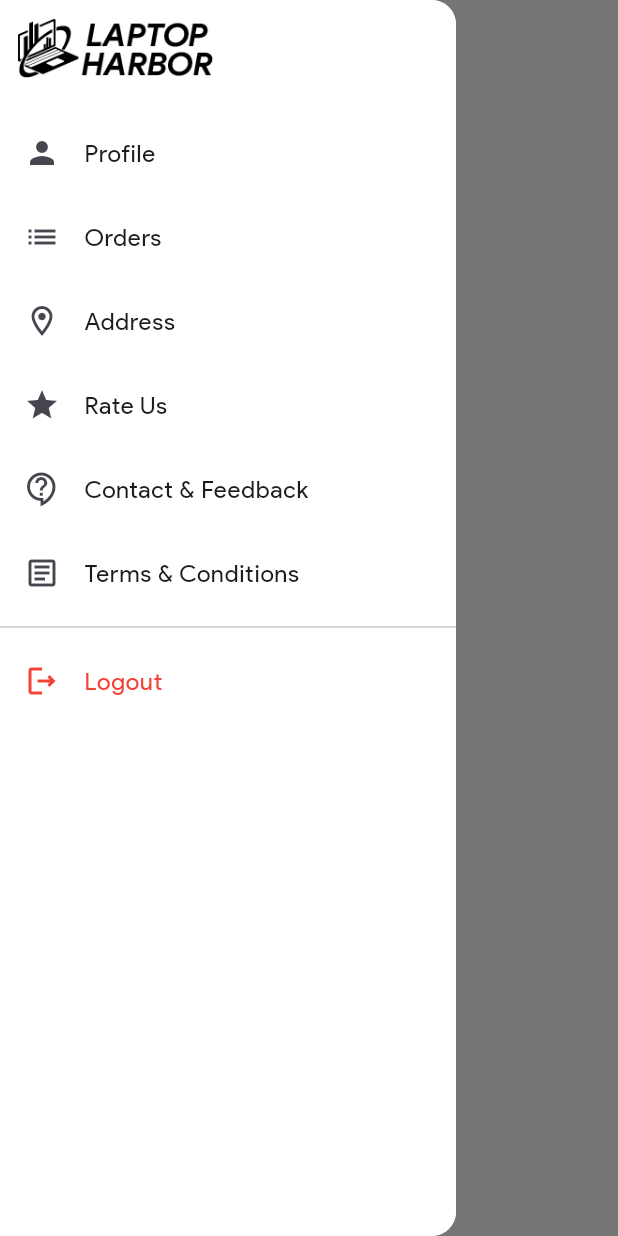
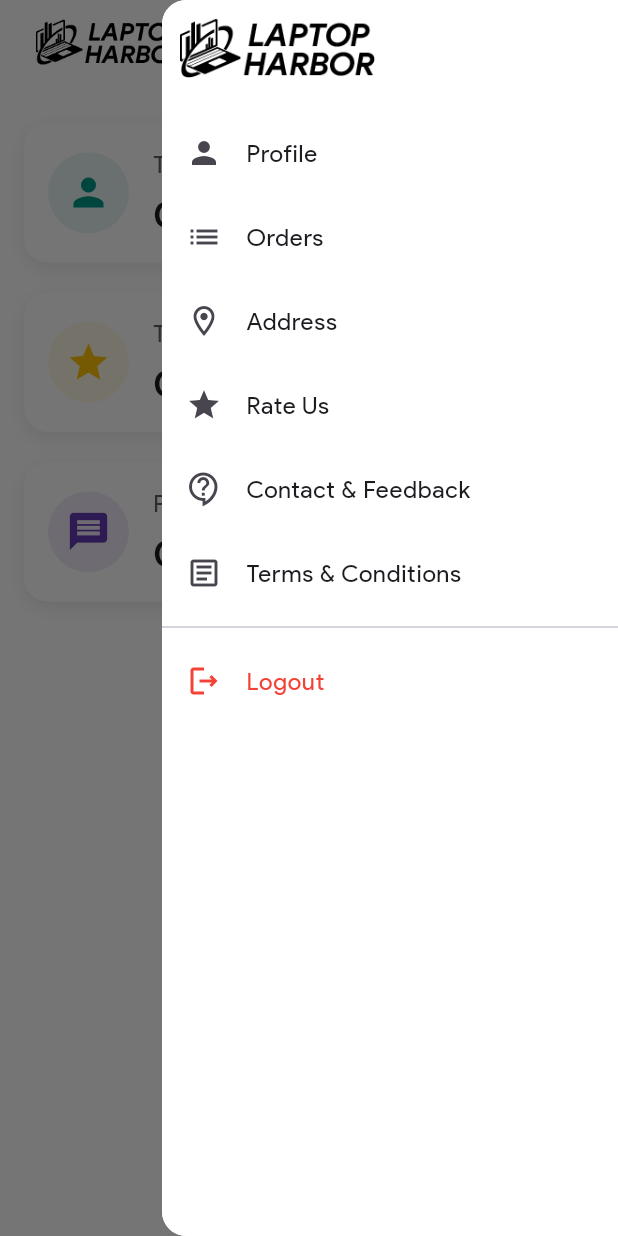
Before and after one commit to asra-faheem124/Urban_Harmony, a Flutter app: the AdminHomeScreen screen opened directly, with the side drawer open, on a phone screen of 412 x 824 dp. Run offline on Flutter 3.47's test engine with Material 3 defaults, Android fonts, the phone set to English and light mode, and no system bars; our stand-ins replace animated_text_kit, carousel_slider, cloud_firestore, firebase_auth, firebase_core, flutter_easyloading and 4 more; accounts and stored records are empty; project files that could hold a hidden picture were left out.

Commit message:
Admin Panel Updated

```diff
--- a/lib/Admin/admin_home.dart
+++ b/lib/Admin/admin_home.dart
@@ -1,36 +1,125 @@
-import 'package:firebase_auth/firebase_auth.dart';
-import 'package:firebase_core/firebase_core.dart';
 import 'package:flutter/material.dart';
-import 'package:get/get.dart';
+import 'package:cloud_firestore/cloud_firestore.dart';
 import 'package:laptop_harbor/userPanel/Widgets/drawer.dart';
-import 'package:laptop_harbor/userPanel/login.dart';
 
-class AdminHomeScreen extends StatefulWidget {
+class AdminHomeScreen extends StatelessWidget {
   const AdminHomeScreen({super.key});
 
-  @override
-  State<AdminHomeScreen> createState() => _AdminHomeScreenState();
-}
+  Future<int> getCount(String collection) async {
+    var snapshot = await FirebaseFirestore.instance.collection(collection).get();
+    return snapshot.docs.length;
+  }
 
-class _AdminHomeScreenState extends State<AdminHomeScreen> {
+  Future<double> getRevenue() async {
+    var orders = await FirebaseFirestore.instance.collection('orders').get();
+    double total = 0;
+    for (var doc in orders.docs) {
+      total += doc['totalAmount'] ?? 0;
+    }
+    return total;
+  }
+
   @override
   Widget build(BuildContext context) {
     return Scaffold(
-      backgroundColor: Colors.white,
+       backgroundColor: Colors.white,
       appBar: AppBar(
         backgroundColor: Colors.white,
+        title: Padding(
+          padding: const EdgeInsets.all(8.0),
+          child: SizedBox(
+            height: 50,
+            width: 100,
+            child: Image.asset('assets/images/logo2.png'),
+          ),
+        ),
+        actions: [
+          Builder(
+            builder:
+                (context) => IconButton(
+                  icon: Icon(Icons.menu, color: Colors.black),
+                  onPressed: () {
+                    // Open the right-side drawer
+                    Scaffold.of(context).openEndDrawer();
+                  },
+                ),
+          ),
+        ],
       ),
-      drawer: DrawerWidget(),
-      body: Column(
-        children: [
-          Text('Admin Page'),
-          ElevatedButton(onPressed: (){
-            FirebaseAuth _auth = FirebaseAuth.instance;
-            _auth.signOut();
-            Get.off(Login());
-          }, child: Text('Logout'))
-        ],
+      endDrawer: DrawerWidget(),
+      body: Padding(
+        padding: EdgeInsets.all(16),
+        child: Column(
+          children: [
+            FutureBuilder(
+              future: Future.wait([
+                getCount('User'),
+                getCount('ratings'),
+                getCount('contactMessages'),
+                getRevenue(),
+              ]),
+              builder: (context, snapshot) {
+                if (!snapshot.hasData) return CircularProgressIndicator();
+
+                final data = snapshot.data!;
+                return Column(
+                   children: [
+    buildStatCard('Total Users', data[0].toString(), Icons.person, Colors.teal),
+    buildStatCard('Total Ratings', data[1].toString(), Icons.star, Colors.amber),
+    buildStatCard('Feedback Messages', data[2].toString(), Icons.message, Colors.deepPurple),
+  ],
+                );
+              },
+            ),
+          ],
+        ),
       ),
     );
   }
+
+Widget buildStatCard(String title, String value, IconData icon, Color color) {
+  return Container(
+    margin: EdgeInsets.symmetric(vertical: 10),
+    padding: EdgeInsets.all(16),
+    decoration: BoxDecoration(
+      color: Colors.white,
+      borderRadius: BorderRadius.circular(16),
+      boxShadow: [
+        BoxShadow(
+          color: Colors.grey.withOpacity(0.2),
+          blurRadius: 10,
+          offset: Offset(0, 4),
+        ),
+      ],
+    ),
+    child: Row(
+      children: [
+        Container(
+          decoration: BoxDecoration(
+            color: color.withOpacity(0.1),
+            shape: BoxShape.circle,
+          ),
+          padding: EdgeInsets.all(12),
+          child: Icon(icon, color: color, size: 30),
+        ),
+        SizedBox(width: 16),
+        Column(
+          crossAxisAlignment: CrossAxisAlignment.start,
+          children: [
+            Text(
+              title,
+              style: TextStyle(fontSize: 16, color: Colors.grey[700]),
+            ),
+            SizedBox(height: 4),
+            Text(
+              value,
+              style: TextStyle(fontSize: 24, fontWeight: FontWeight.bold),
+            ),
+          ],
+        ),
+      ],
+    ),
+  );
 }
+
+}
--- a/lib/main.dart
+++ b/lib/main.dart
@@ -1,6 +1,7 @@
 import 'package:firebase_core/firebase_core.dart';
 import 'package:flutter/material.dart';
 import 'package:get/get.dart';
+import 'package:laptop_harbor/Admin/admin_home.dart';
 import 'package:laptop_harbor/userPanel/BottomBar.dart';
 import 'package:laptop_harbor/userPanel/EditProfile.dart';
 import 'package:laptop_harbor/userPanel/Profile.dart';
@@ -25,7 +26,7 @@ class MyApp extends StatelessWidget {
     return GetMaterialApp(
       theme: ThemeData(fontFamily: 'ProductSans'),
       debugShowCheckedModeBanner: false,
-      home: WelcomeScreen(),
+      home: AdminHomeScreen(),
     );
   }
 }
--- a/lib/userPanel/Profile.dart
+++ b/lib/userPanel/Profile.dart
@@ -33,6 +33,9 @@ class _ProfileState extends State<Profile> {
   @override
   Widget build(BuildContext context) {
     return Scaffold(
+      appBar: AppBar(
+        backgroundColor: Colors.white,
+      ),
       backgroundColor: Colors.white,
       body: FutureBuilder<Map<String, dynamic>?>(
         future: getUserData(),
--- a/lib/userPanel/Widgets/drawer.dart
+++ b/lib/userPanel/Widgets/drawer.dart
@@ -2,6 +2,10 @@ import 'package:cloud_firestore/cloud_firestore.dart';
 import 'package:firebase_auth/firebase_auth.dart';
 import 'package:flutter/material.dart';
 import 'package:get/get.dart';
+import 'package:laptop_harbor/Admin/admin_feedback.dart';
+import 'package:laptop_harbor/Admin/admin_home.dart';
+import 'package:laptop_harbor/Admin/admin_ratings.dart';
+import 'package:laptop_harbor/Admin/admin_users.dart';
 import 'package:laptop_harbor/controller/getUserData.dart';
 import 'package:laptop_harbor/userPanel/Profile.dart';
 import 'package:laptop_harbor/userPanel/contact_feedback.dart';
@@ -82,20 +86,33 @@ class DrawerWidget extends StatelessWidget {
                   if (isAdmin) ...[
                     ListTile(
             leading: Icon(Icons.dashboard),
-                      title: Text('Profile'),
-                      onTap: () => Get.to(Profile()),
+            title: Text('Dashboard'),
+            onTap: () => Get.offAll(AdminHomeScreen()),
           ),
           ListTile(
-                      leading: Icon(Icons.people_outline_outlined),
-                      title: Text('Manage Users'),
+            leading: Icon(Icons.person),
+            title: Text('Users'),
+            onTap: () {Get.to(AdminUsersPage());}, // Link to admin users page
           ),
           ListTile(
-                      leading: Icon(Icons.category_outlined),
-                      title: Text('Categories'),
+            leading: Icon(Icons.laptop),
+            title: Text('Products'),
+            onTap: () {},
           ),
           ListTile(
-                      leading: Icon(Icons.shopping_bag),
-                      title: Text('Manage Products'),
+            leading: Icon(Icons.receipt_long),
+            title: Text('Orders'),
+            onTap: () {},
+          ),
+          ListTile(
+            leading: Icon(Icons.rate_review),
+            title: Text('Ratings'),
+            onTap: () {Get.to(AdminRatingsPage());},
+          ),
+          ListTile(
+            leading: Icon(Icons.feedback),
+            title: Text('Feedback'),
+            onTap: () {Get.to(AdminFeedbackPage());},
           ),
                   ] else ...[
                      ListTile(
--- a/lib/userPanel/constant.dart
+++ b/lib/userPanel/constant.dart
@@ -37,3 +37,9 @@ class MyButton extends StatelessWidget {
     );
   }
 }
+
+const headingStyle= TextStyle(
+                            fontSize: 28,
+                            color: Colors.black,
+                            fontWeight: FontWeight.w500,
+                          );
--- a/lib/userPanel/logout.dart
+++ b/lib/userPanel/logout.dart
@@ -3,6 +3,7 @@ import 'package:flutter/material.dart';
 import 'package:get/get.dart';
 import 'package:laptop_harbor/userPanel/BottomBar.dart';
 import 'package:laptop_harbor/userPanel/constant.dart';
+import 'package:laptop_harbor/userPanel/login.dart';
 
 class LogoutScreen extends StatelessWidget {
   const LogoutScreen({super.key});
@@ -51,7 +52,7 @@ class LogoutScreen extends StatelessWidget {
                       onPressed: () {
                         FirebaseAuth _auth = FirebaseAuth.instance;
                         _auth.signOut();
-                        Get.offAll(BottomBar());
+                        Get.offAll(Login());
                       },
                       child: Text(
                         'Logout',
--- a/pubspec.yaml
+++ b/pubspec.yaml
@@ -47,6 +47,7 @@ dependencies:
   flutter_rating_bar: ^4.0.1
   url_launcher: ^6.3.1
   lottie: ^3.3.1
+  intl: ^0.20.2
 
 dev_dependencies:
   flutter_test:
```
Also changed, not shown: lib/Admin/admin_feedback.dart (added, +93 -0 lines), lib/Admin/admin_ratings.dart (added, +63 -0 lines), lib/Admin/admin_users.dart (added, +53 -0 lines), lib/userPanel/Home.dart (+0 -10 lines), lib/userPanel/welcome.dart (+1 -17 lines), pubspec.lock. Lines whose indentation alone changed are shown as unchanged.
